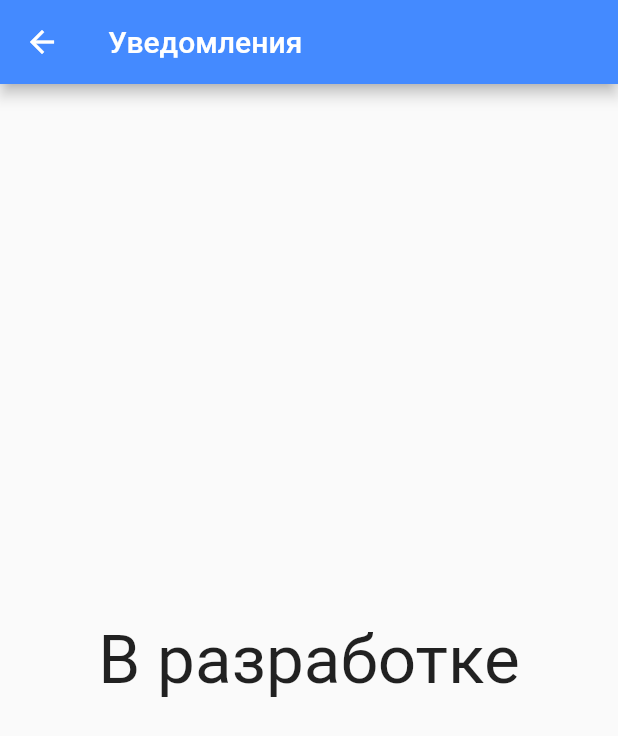
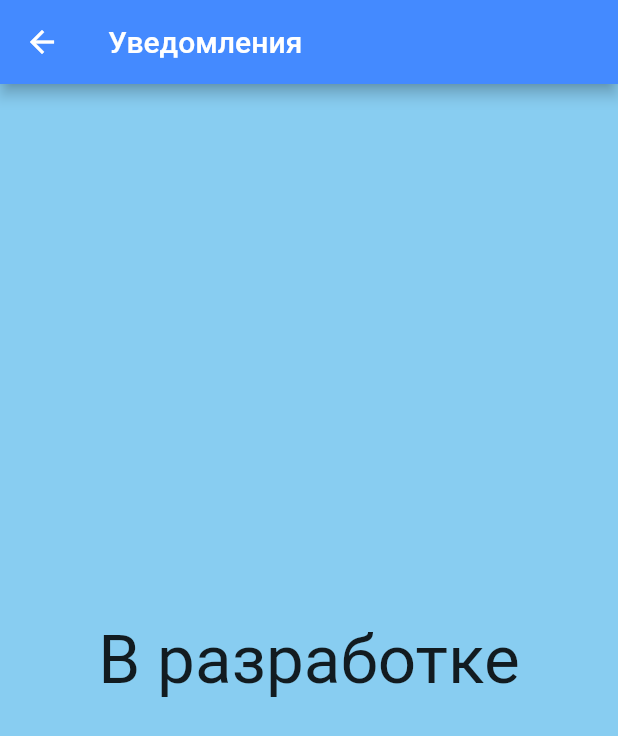
Before and after one commit to shuyanov/AppMyHome, a Flutter app: the HomePage screen opened directly, item 3 of the bottom bar chosen, after a tap on the "add alert" icon, on a phone screen of 412 x 824 dp. Shown: the top 736 px of the screen. Run offline on Flutter 3.47's test engine with Material 2 defaults, Android fonts, the light colour scheme and no system bars; our stand-ins replace cloud_firestore, firebase_core; accounts and stored records are empty; network calls fail; Roboto replaces fonts that are missing (Arial).

Commit message:
дизайн

```diff
--- a/lib/Chats/Chats.dart
+++ b/lib/Chats/Chats.dart
@@ -19,6 +19,7 @@ class _ChatsState extends State<Chats> {
   @override
   Widget build(BuildContext context) {
     return Scaffold(
+      backgroundColor: Color.fromARGB(200, 105, 193, 238),
         body: SafeArea(
       child: StreamBuilder<List<User>>(
           stream: base.readUsers(),
--- a/lib/HomePage.dart
+++ b/lib/HomePage.dart
@@ -68,8 +68,11 @@ class _HomePageState extends State<HomePage> {
                       title: const Text('Уведомления'),
                       backgroundColor: Colors.blueAccent,
                     ),
-                    body: Center(
-                      child: Text('В разработке', style: TextStyle(fontSize: 45, fontFamily: 'Arial'),),
+                    body: Container(
+                      color: Color.fromARGB(200, 105, 193, 238),
+                      child: Center(
+                        child: Text('В разработке', style: TextStyle(fontSize: 45, fontFamily: 'Arial'),),
+                      ),
                     ),
                   );
                 }
--- a/lib/Pages/ProfilePage.dart
+++ b/lib/Pages/ProfilePage.dart
@@ -19,8 +19,10 @@ class _ProfileePageState extends State<ProfileePage> {
   Widget build(BuildContext context) {
     final user = UserPereferences.myUser;
     return Scaffold(
+      backgroundColor: Color.fromARGB(200, 105, 193, 238),
       //appBar: buildAppBar(context),
-      body: Padding(
+      body: Container(
+      child: Padding(
         padding: const EdgeInsets.all(30.0),
         child: ListView(
           physics: BouncingScrollPhysics(),
@@ -44,6 +46,14 @@ class _ProfileePageState extends State<ProfileePage> {
                   child: buildExitProfileButton()),
             ),
           ],
+        ),
+      ),
+
+        decoration: BoxDecoration(
+          image: DecorationImage(
+              image: AssetImage('assets/ful.png'),
+                  fit: BoxFit.cover
+          )
         ),
       ),
     );
--- a/lib/ScrolLent/Filling.dart
+++ b/lib/ScrolLent/Filling.dart
@@ -46,6 +46,7 @@ class _FilingState extends State<Filing> {
   @override
   Widget build(BuildContext context) {
     return Scaffold(
+      backgroundColor: Color.fromARGB(200, 105, 193, 238),
       body: ListView.builder(
         itemCount: news.length,
           itemBuilder: (context, int index) {
```
Also changed, not shown: pubspec.yaml (+4 -3 lines), assets/center.png (added), assets/ful.png (added), assets/left.png (added), assets/right.png (added), 1 other file.
